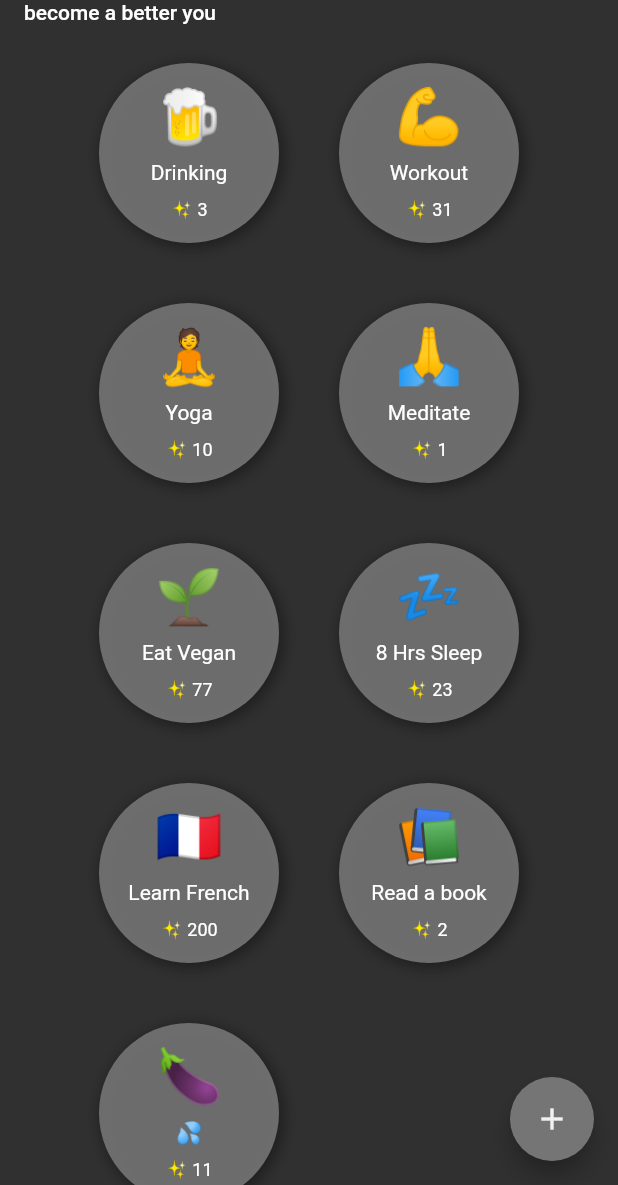
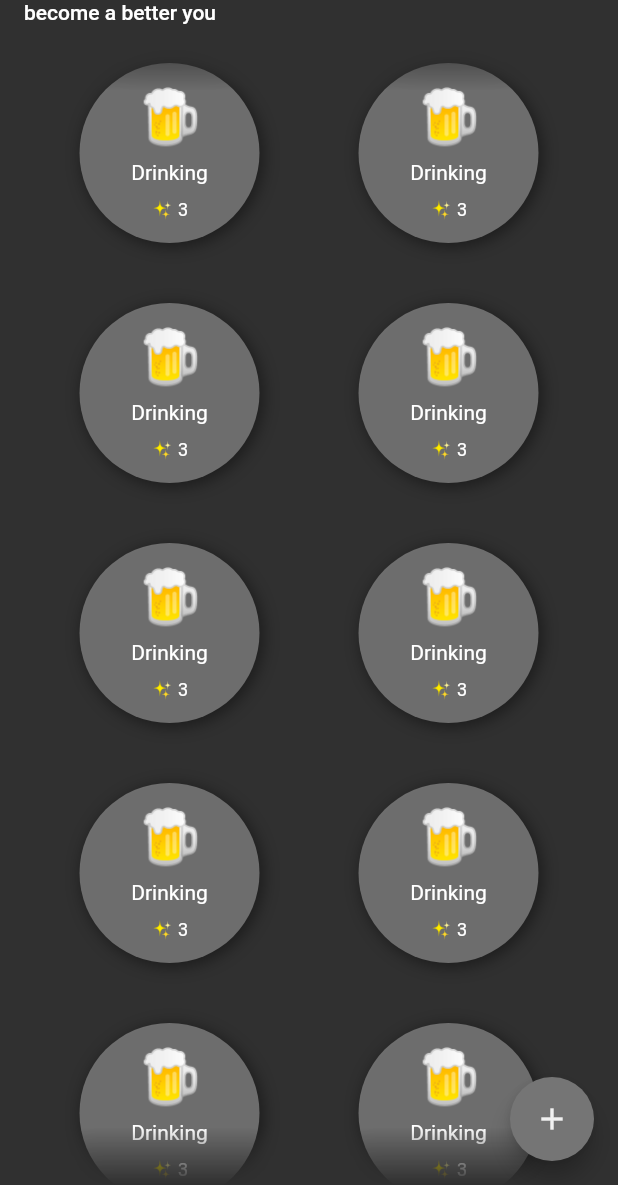
Before and after one commit to willzittlau/accountable, a Flutter app: the screen it shows after launch, on a phone screen of 412 x 824 dp, the part 51-1236 px from its top. Run offline on Flutter 3.47's test engine with Material 2 defaults, Android fonts, the phone set to English and light mode, and no system bars; our stand-ins replace shared_preferences.

Commit message:
Add scroll fade

```diff
--- a/lib/src/views/home.dart
+++ b/lib/src/views/home.dart
@@ -1,6 +1,6 @@
-import 'package:fading_edge_scrollview/fading_edge_scrollview.dart';
 import 'package:accountable/src/widgets/app_bar_title.dart';
 import 'package:accountable/src/widgets/habit.dart';
+import 'package:accountable/src/widgets/list_fade.dart';
 import 'package:flutter/material.dart';
 
 // Screen Header
@@ -22,7 +22,9 @@ class HomeScreen extends StatelessWidget {
               icon: Icon(Icons.more_horiz, color: Theme.of(context).hintColor))
         ],
       ),
-      body: Container(child: MediaQuery.of(context).size.width < 800 ? HomePage() : Center(child:HomePage()) ),
+      body: MediaQuery.of(context).size.width < 800
+          ? HomePage()
+          : Center(child: HomePage()),
       floatingActionButton: FloatingActionButton(
           onPressed: () {
             Navigator.pushNamed(context, '/add');
@@ -37,7 +39,8 @@ class HomeScreen extends StatelessWidget {
 class HomePage extends StatelessWidget {
   @override
   Widget build(BuildContext context) {
-        return SingleChildScrollView(
+    return ListFade(
+        child: SingleChildScrollView(
             child: ConstrainedBox(
                 constraints: BoxConstraints(maxWidth: 600),
                 child: Container(
@@ -48,26 +51,46 @@ class HomePage extends StatelessWidget {
                         : MainAxisAlignment.spaceEvenly,
                     crossAxisAlignment: CrossAxisAlignment.start,
                     children: [
-                      Column(
+                      Expanded(
+                          child: Column(
                         children: [
-                          Habit(emoji: '🍺', name: 'Drinking', streak: 3),
-                          Habit(emoji: '🧘', name: 'Yoga', streak: 10),
-                          Habit(emoji: '🌱', name: 'Eat Vegan', streak: 77),
-                          Habit(
-                              emoji: '🇫🇷', name: 'Learn French', streak: 200),
-                          Habit(emoji: '🍆', name: '💦', streak: 11),
+                          ListView.builder(
+                            itemCount: 5,
+                            itemBuilder: (BuildContext context, int index) {
+                              return Habit(
+                                  emoji: '🍺', name: 'Drinking', streak: 3);
+                            },
+                            shrinkWrap: true,
+                            physics: NeverScrollableScrollPhysics(),
+                          ),
+                          // Habit(emoji: '🍺', name: 'Drinking', streak: 3),
+                          // Habit(emoji: '🧘', name: 'Yoga', streak: 10),
+                          // Habit(emoji: '🌱', name: 'Eat Vegan', streak: 77),
+                          // Habit(
+                          //     emoji: '🇫🇷', name: 'Learn French', streak: 200),
+                          // Habit(emoji: '🍆', name: '💦', streak: 11),
                         ],
-                      ),
-                      Column(
+                      )),
+                      Expanded(
+                          child: Column(
                         children: [
-                          Habit(emoji: '💪', name: 'Workout', streak: 31),
-                          Habit(emoji: '🙏', name: 'Meditate', streak: 1),
-                          Habit(emoji: '💤', name: '8 Hrs Sleep', streak: 23),
-                          Habit(emoji: '📚', name: 'Read a book', streak: 2),
+                          ListView.builder(
+                            itemCount: 5,
+                            itemBuilder: (BuildContext context, int index) {
+                              return Habit(
+                                  emoji: '🍺', name: 'Drinking', streak: 3);
+                            },
+                            shrinkWrap: true,
+                            physics: NeverScrollableScrollPhysics(),
+                          ),
+                          // Habit(emoji: '💪', name: 'Workout', streak: 31),
+                          // Habit(emoji: '🙏', name: 'Meditate', streak: 1),
+                          // Habit(emoji: '💤', name: '8 Hrs Sleep', streak: 23),
+                          // Habit(emoji: '📚', name: 'Read a book', streak: 2),
                         ],
-                      ),
+                      )),
                     ],
                   ),
-                )));
+                ))));
   }
 }
--- /dev/null
+++ b/lib/src/widgets/list_fade.dart
@@ -0,0 +1,34 @@
+import 'package:flutter/material.dart';
+
+class ListFade extends StatelessWidget {
+
+    final Widget child;
+
+  ListFade({this.child});
+
+  @override
+  Widget build(BuildContext context) {
+    return Container(
+        child: ShaderMask(
+            shaderCallback: (Rect rect) {
+              return LinearGradient(
+                begin: Alignment.topCenter,
+                end: Alignment.bottomCenter,
+                colors: [
+                  Colors.black,
+                  Colors.transparent,
+                  Colors.transparent,
+                  Colors.black
+                ],
+                stops: [
+                  0.0,
+                  0.05,
+                  0.95,
+                  1.0
+                ], // 5% black, 90% transparent, 5% black
+              ).createShader(rect);
+            },
+            blendMode: BlendMode.dstOut,
+            child: child));
+  }
+}
--- a/pubspec.yaml
+++ b/pubspec.yaml
@@ -23,7 +23,7 @@ environment:
 dependencies:
   provider: ^4.3.2+3
   shared_preferences: ^0.5.12+4
-  # fading_edge_scrollview: ^1.1.4
+  fading_edge_scrollview: ^1.1.4
   flutter:
     sdk: flutter
 
```
Also changed, not shown: pubspec.lock.
